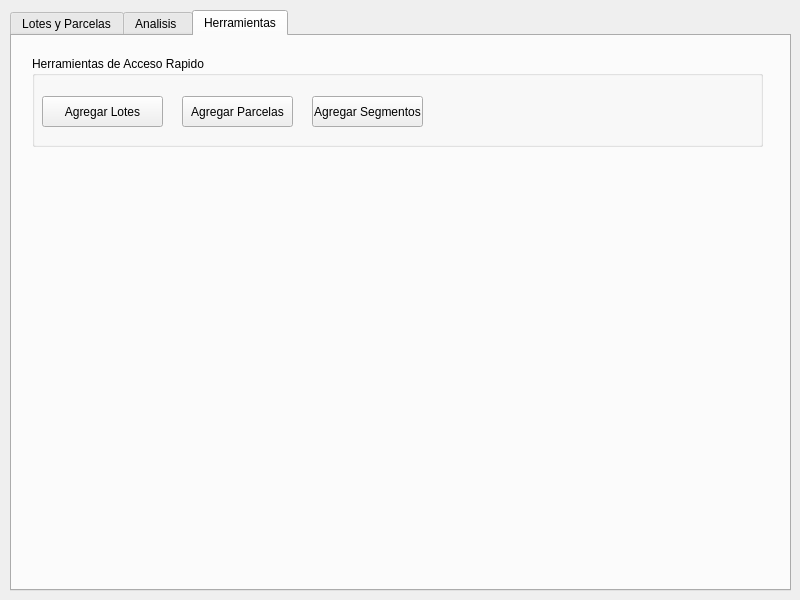
Qt form ui/agrae_main.ui (franciscocontreras93/agrae) before a commit.
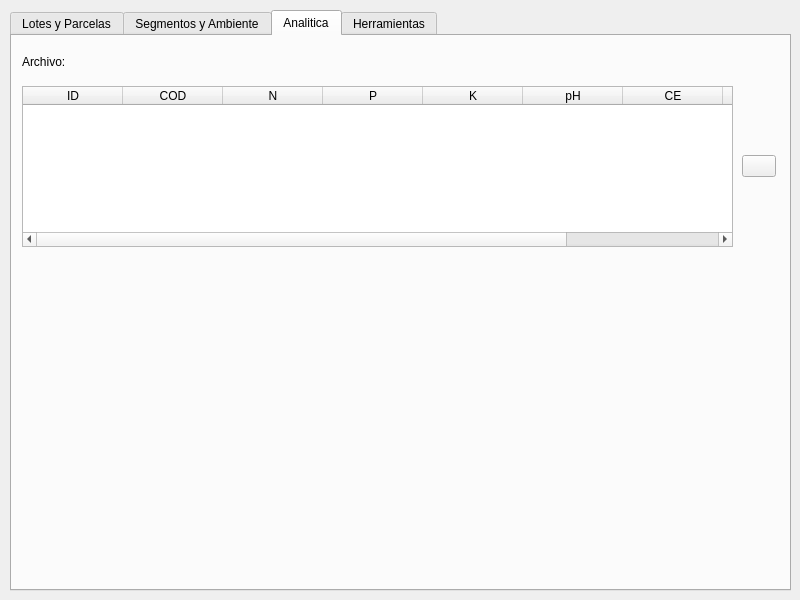
The same form after that commit. The open tabs and pages were chosen to show the change.

Commit message: update functions in analisis section

Diff of the .ui file:
```diff
--- a/ui/agrae_main.ui
+++ b/ui/agrae_main.ui
@@ -1412,7 +1412,7 @@
      <bool>true</bool>
     </property>
     <attribute name="title">
-     <string>Analisis </string>
+     <string>Segmentos y Ambiente</string>
     </attribute>
     <widget class="QGroupBox" name="groupBox_3">
      <property name="geometry">
@@ -1669,6 +1669,124 @@
      <bool>true</bool>
     </property>
     <attribute name="title">
+     <string>Analitica</string>
+    </attribute>
+    <widget class="QWidget" name="verticalLayoutWidget_3">
+     <property name="geometry">
+      <rect>
+       <x>10</x>
+       <y>50</y>
+       <width>711</width>
+       <height>161</height>
+      </rect>
+     </property>
+     <layout class="QVBoxLayout" name="verticalLayout_3">
+      <item>
+       <widget class="QTableWidget" name="tableWidget_3">
+        <column>
+         <property name="text">
+          <string>ID</string>
+         </property>
+        </column>
+        <column>
+         <property name="text">
+          <string>COD</string>
+         </property>
+        </column>
+        <column>
+         <property name="text">
+          <string>N</string>
+         </property>
+        </column>
+        <column>
+         <property name="text">
+          <string>P</string>
+         </property>
+        </column>
+        <column>
+         <property name="text">
+          <string>K</string>
+         </property>
+        </column>
+        <column>
+         <property name="text">
+          <string>pH</string>
+         </property>
+        </column>
+        <column>
+         <property name="text">
+          <string>CE</string>
+         </property>
+        </column>
+        <column>
+         <property name="text">
+          <string>Carbon</string>
+         </property>
+        </column>
+        <column>
+         <property name="text">
+          <string>CEap</string>
+         </property>
+        </column>
+       </widget>
+      </item>
+     </layout>
+    </widget>
+    <widget class="QWidget" name="verticalLayoutWidget_4">
+     <property name="geometry">
+      <rect>
+       <x>730</x>
+       <y>50</y>
+       <width>34</width>
+       <height>161</height>
+      </rect>
+     </property>
+     <layout class="QVBoxLayout" name="verticalLayout_4">
+      <item>
+       <widget class="QPushButton" name="an_load_btn">
+        <property name="text">
+         <string/>
+        </property>
+       </widget>
+      </item>
+     </layout>
+    </widget>
+    <widget class="QWidget" name="gridLayoutWidget_12">
+     <property name="geometry">
+      <rect>
+       <x>10</x>
+       <y>10</y>
+       <width>501</width>
+       <height>31</height>
+      </rect>
+     </property>
+     <layout class="QGridLayout" name="gridLayout_12" columnstretch="0,1">
+      <item row="0" column="0">
+       <widget class="QLabel" name="label_42">
+        <property name="text">
+         <string>Archivo:</string>
+        </property>
+       </widget>
+      </item>
+      <item row="0" column="1">
+       <widget class="QLabel" name="an_lbl_file">
+        <property name="font">
+         <font>
+          <pointsize>10</pointsize>
+          <weight>75</weight>
+          <bold>true</bold>
+         </font>
+        </property>
+        <property name="text">
+         <string/>
+        </property>
+       </widget>
+      </item>
+     </layout>
+    </widget>
+   </widget>
+   <widget class="QWidget" name="tab_7">
+    <attribute name="title">
      <string>Herramientas</string>
     </attribute>
     <widget class="QGroupBox" name="groupBox_9">
@@ -1677,7 +1795,7 @@
      </property>
      <property name="geometry">
       <rect>
-       <x>20</x>
+       <x>10</x>
        <y>20</y>
        <width>731</width>
        <height>91</height>
```
Left out of the diff: 129 changed lines with no effect on the pictures. The commit also changes 12 other files.
